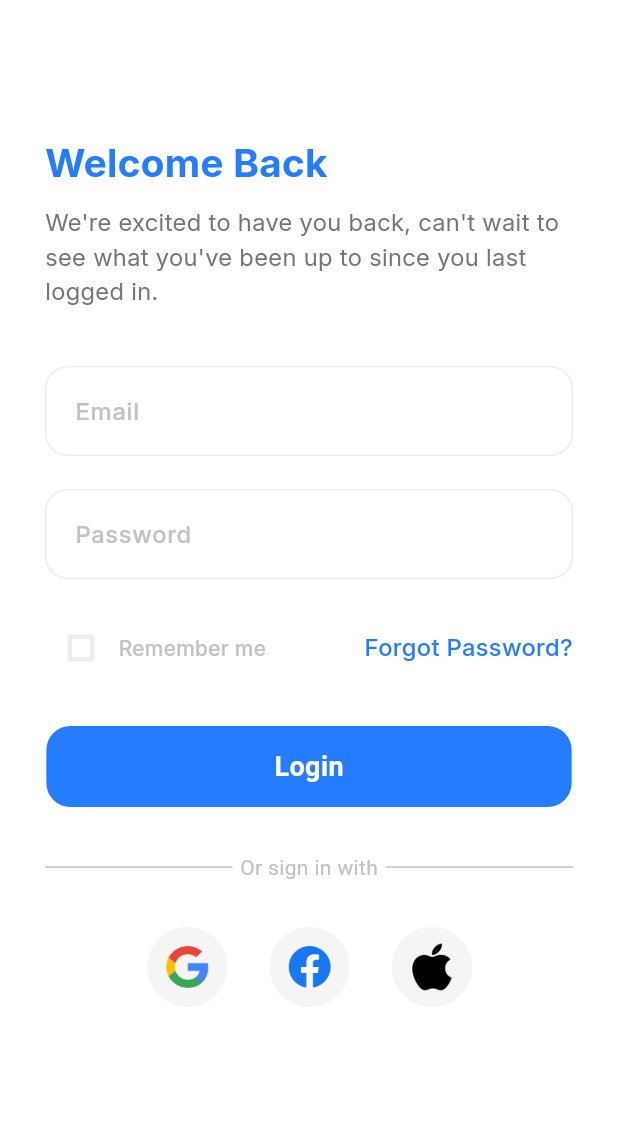
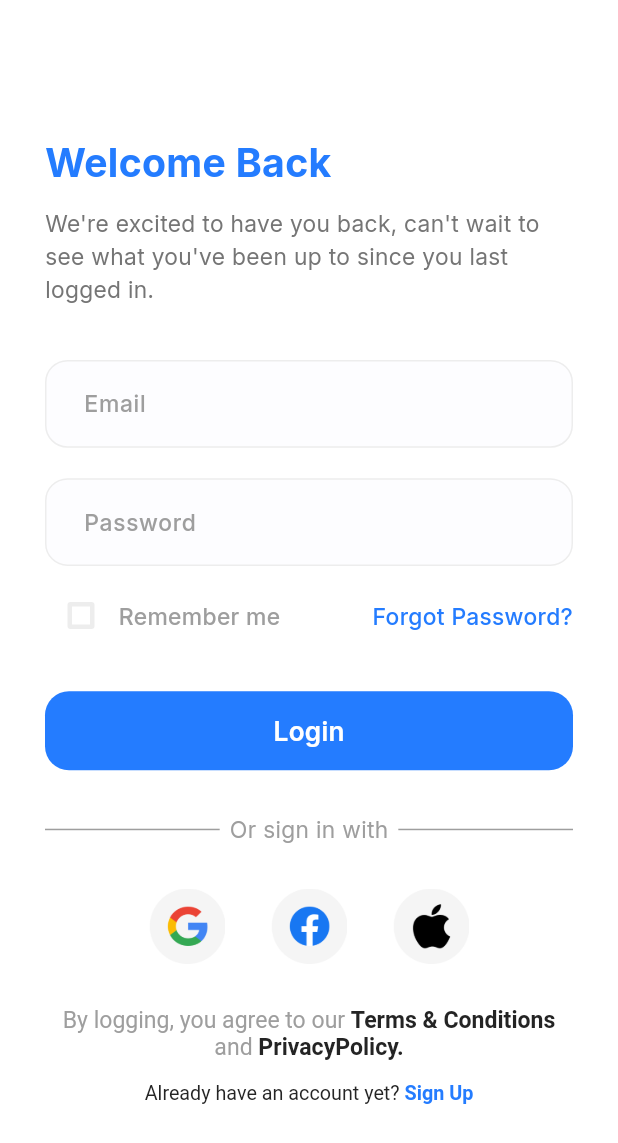
Before and after one commit to brahimrida/appointment, a Flutter app: the screen it shows after launch, on a phone screen of 412 x 824 dp. Shown: the top 1143 px of the screen. Run offline on Flutter 3.47's test engine with Material 3 defaults, Android fonts, the phone set to English and light mode, and no system bars; our stand-ins replace flutter_screenutil.

Commit message:
sign in page added - different styling implemented

```diff
--- a/lib/core/theming/colors.dart
+++ b/lib/core/theming/colors.dart
@@ -3,6 +3,8 @@ import 'dart:ui';
 class AppColors {
   static const Color primary = Color(0xFF247CFF);
   static const Color secondary = Color(0xFF757575);
-  static const Color textLightColor = Color(0xFFC2C2C2);
+  static const Color textLightColor = Color(0xFF9E9E9E);
   static const Color borderColor = Color(0xFFEDEDED);
+  static const Color textFieldBackgroundColor = Color(0xFFFDFDFF);
+  static const Color textDarkColor = Color(0xFF242424);
 }
--- /dev/null
+++ b/lib/core/theming/styles.dart
@@ -0,0 +1,32 @@
+import 'package:flutter/material.dart';
+import 'package:flutter_screenutil/flutter_screenutil.dart';
+
+import 'colors.dart';
+
+class TextStyles {
+  static final TextStyle blueHeading = TextStyle(
+    fontSize: 24.sp,
+    fontWeight: FontWeight.bold,
+    color: AppColors.primary,
+  );
+  static final TextStyle regular14 = TextStyle(
+    fontWeight: FontWeight.w400,
+    fontSize: 14.sp,
+    color: AppColors.secondary,
+  );
+  static final TextStyle regularLight14 = TextStyle(
+    fontWeight: FontWeight.w400,
+    fontSize: 14.sp,
+    color: AppColors.textLightColor,
+  );
+  static final TextStyle darkRegular12 = TextStyle(
+    fontWeight: FontWeight.w400,
+    fontSize: 12.sp,
+    color: AppColors.textDarkColor,
+  );
+  static final TextStyle darkBold14 = TextStyle(
+    fontWeight: FontWeight.bold,
+    fontSize: 14.sp,
+    color: AppColors.textDarkColor,
+  );
+}
--- a/lib/core/widgets/app_button.dart
+++ b/lib/core/widgets/app_button.dart
@@ -1,5 +1,6 @@
 import 'package:appointment/core/theming/colors.dart';
 import 'package:flutter/material.dart';
+import 'package:flutter_screenutil/flutter_screenutil.dart';
 
 class AppButton extends StatelessWidget {
   final String text;
@@ -8,20 +9,24 @@ class AppButton extends StatelessWidget {
 
   @override
   Widget build(BuildContext context) {
-    final width = MediaQuery.sizeOf(context).width;
     return InkWell(
       onTap: onClick,
       child: Container(
         alignment: Alignment.center,
-        width: width * 0.85,
-        height: 54,
+        width: 327.w,
+        height: 52.h,
         decoration: BoxDecoration(
           color: AppColors.primary,
           borderRadius: BorderRadius.circular(16),
         ),
         child: Text(
           text,
-          style: TextStyle(color: Colors.white, fontWeight: FontWeight.w600, fontSize: 18),
+          style: TextStyle(
+            color: Colors.white,
+            fontWeight: FontWeight.w600,
+            fontSize: 16.sp,
+            fontFamily: "Inter",
+          ),
         ),
       ),
     );
--- a/lib/core/widgets/auth_buttons.dart
+++ b/lib/core/widgets/auth_buttons.dart
@@ -1,13 +1,12 @@
 import 'package:flutter/material.dart';
+import 'package:flutter_screenutil/flutter_screenutil.dart';
 
 class AuthButtons extends StatelessWidget {
-  final double width;
   final VoidCallback onGoogleButtonClicked;
   final VoidCallback onFacebookButtonClicked;
   final VoidCallback onAppleButtonClicked;
   const AuthButtons({
     super.key,
-    required this.width,
     required this.onGoogleButtonClicked,
     required this.onFacebookButtonClicked,
     required this.onAppleButtonClicked,
@@ -17,19 +16,19 @@ class AuthButtons extends StatelessWidget {
   Widget build(BuildContext context) {
     return Row(
       mainAxisAlignment: MainAxisAlignment.center,
-      spacing: 28,
+      spacing: 28.w,
       children: [
         InkWell(
           onTap: onGoogleButtonClicked,
-          child: Image.asset("assets/images/auth/google.png", width: width * 0.13),
+          child: Image.asset("assets/images/auth/google.png", width: 46.w),
         ),
         InkWell(
           onTap: onFacebookButtonClicked,
-          child: Image.asset("assets/images/auth/facebook.png", width: width * 0.13),
+          child: Image.asset("assets/images/auth/facebook.png", width: 46.w),
         ),
         InkWell(
           onTap: onAppleButtonClicked,
-          child: Image.asset("assets/images/auth/apple.png", width: width * 0.13),
+          child: Image.asset("assets/images/auth/apple.png", width: 46.w),
         ),
       ],
     );
--- /dev/null
+++ b/lib/core/widgets/auth_separator.dart
@@ -0,0 +1,23 @@
+import 'package:flutter/material.dart';
+import 'package:flutter_screenutil/flutter_screenutil.dart';
+
+import '../theming/colors.dart';
+import '../theming/styles.dart';
+
+class AuthSeparator extends StatelessWidget {
+  const AuthSeparator({super.key});
+
+  @override
+  Widget build(BuildContext context) {
+    return Row(
+      children: [
+        Expanded(child: Container(height: 1.h, color: AppColors.textLightColor)),
+        Padding(
+          padding: EdgeInsets.symmetric(horizontal: 6.w),
+          child: Text("Or sign in with", style: TextStyles.regularLight14),
+        ),
+        Expanded(child: Container(height: 1, color: AppColors.textLightColor)),
+      ],
+    );
+  }
+}
--- a/lib/core/widgets/form_field.dart
+++ b/lib/core/widgets/form_field.dart
@@ -1,34 +1,46 @@
 import 'package:flutter/material.dart';
+import 'package:flutter_screenutil/flutter_screenutil.dart';
 
 import '../theming/colors.dart';
 
-enum FormFieldType { email, password, number, text }
-
 class FormTextField extends StatelessWidget {
-  // final TextEditingController controller;
+  final bool confidential;
   final String label;
   final IconData? icon;
-  final FormFieldType? type;
+  final TextInputType? type;
   final OutlineInputBorder _outlineInputBorder = OutlineInputBorder(
     borderSide: BorderSide(width: 1, color: AppColors.borderColor),
     borderRadius: BorderRadius.circular(15),
   );
-  FormTextField({super.key, required this.label, this.icon, this.type = FormFieldType.text});
+  FormTextField({
+    super.key,
+    required this.label,
+    this.icon,
+    this.type = TextInputType.text,
+    this.confidential = false,
+  });
 
   @override
   Widget build(BuildContext context) {
-    return TextField(
+    return SizedBox(
+      width: 327.w,
+      child: TextField(
+        obscureText: confidential,
+        keyboardType: type,
         decoration: InputDecoration(
+          filled: true,
+          fillColor: AppColors.textFieldBackgroundColor,
           focusColor: AppColors.textLightColor,
           focusedBorder: _outlineInputBorder,
           enabledBorder: _outlineInputBorder,
-        contentPadding: EdgeInsets.only(left: 16, top: 18, bottom: 18),
+          contentPadding: EdgeInsets.symmetric(horizontal: 20.w, vertical: 17.h),
           hintText: label,
           hintStyle: TextStyle(
             color: AppColors.textLightColor,
-          fontSize: 16,
+            fontSize: 14.sp,
             fontWeight: FontWeight.w500,
             fontFamily: "inter",
+          ),
         ),
       ),
     );
--- /dev/null
+++ b/lib/core/widgets/sign_up_and_register_bottom_section.dart
@@ -0,0 +1,97 @@
+import 'package:flutter/gestures.dart';
+import 'package:flutter/material.dart';
+import 'package:flutter_screenutil/flutter_screenutil.dart';
+
+import '../theming/colors.dart';
+import '../theming/styles.dart';
+
+class SignInAndUpBottomSection extends StatefulWidget {
+  const SignInAndUpBottomSection({super.key});
+
+  @override
+  State<SignInAndUpBottomSection> createState() => _SignInAndUpBottomSectionState();
+}
+
+class _SignInAndUpBottomSectionState extends State<SignInAndUpBottomSection> {
+  final TapGestureRecognizer _termsTap = TapGestureRecognizer();
+  final TapGestureRecognizer _privacyTap = TapGestureRecognizer();
+  final TapGestureRecognizer _signUpTap = TapGestureRecognizer();
+
+  void _goToTermsAndConditions() {
+    print("terms and conditions");
+    // push to stack
+  }
+
+  void _goToSignUpPage() {
+    print("terms and conditions");
+    // push to stack
+  }
+
+  void _goToPrivacyPolicy() {
+    print("privacy policy");
+    // push to stack
+  }
+
+  @override
+  void initState() {
+    // register a tap gesture recognizer
+    _privacyTap.onTap = () => _goToPrivacyPolicy();
+    _termsTap.onTap = () => _goToTermsAndConditions();
+    _signUpTap.onTap = () => _goToSignUpPage();
+    super.initState();
+  }
+
+  @override
+  void dispose() {
+    _termsTap.dispose();
+    _privacyTap.dispose();
+    _signUpTap.dispose();
+    super.dispose();
+  }
+
+  @override
+  Widget build(BuildContext context) {
+    return Column(
+      spacing: 14.h,
+      children: [
+        RichText(
+          textAlign: TextAlign.center,
+          text: TextSpan(
+            text: 'By logging, you agree to our ',
+            style: TextStyles.regularLight14,
+            children: <TextSpan>[
+              TextSpan(
+                text: 'Terms & Conditions ',
+                recognizer: _termsTap,
+                style: TextStyles.darkBold14,
+              ),
+              TextSpan(text: 'and ', style: TextStyles.regularLight14),
+              TextSpan(
+                text: 'PrivacyPolicy.',
+                recognizer: _privacyTap,
+                style: TextStyles.darkBold14,
+              ),
+            ],
+          ),
+        ),
+
+        RichText(
+          text: TextSpan(
+            text: 'Already have an account yet? ',
+            style: TextStyles.darkRegular12,
+            children: <TextSpan>[
+              TextSpan(
+                text: 'Sign Up',
+                recognizer: _signUpTap,
+                style: TextStyles.darkRegular12.copyWith(
+                  color: AppColors.primary,
+                  fontWeight: FontWeight.bold,
+                ),
+              ),
+            ],
+          ),
+        ),
+      ],
+    );
+  }
+}
--- a/lib/features/sign_in/ui/sign_in.dart
+++ b/lib/features/sign_in/ui/sign_in.dart
@@ -1,9 +1,13 @@
+import 'package:appointment/core/widgets/auth_separator.dart';
 import 'package:flutter/material.dart';
+import 'package:flutter_screenutil/flutter_screenutil.dart';
 
 import '../../../core/theming/colors.dart';
+import '../../../core/theming/styles.dart';
 import '../../../core/widgets/app_button.dart';
 import '../../../core/widgets/auth_buttons.dart';
 import '../../../core/widgets/form_field.dart';
+import '../../../core/widgets/sign_up_and_register_bottom_section.dart';
 
 class SignInPage extends StatefulWidget {
   const SignInPage({super.key});
@@ -14,10 +18,9 @@ class SignInPage extends StatefulWidget {
 
 class _SignInPageState extends State<SignInPage> {
   bool _rememberMe = false;
+
   @override
   Widget build(BuildContext context) {
-    final width = MediaQuery.sizeOf(context).width;
-
     return Scaffold(
       backgroundColor: Colors.white,
       body: SafeArea(
@@ -25,37 +28,24 @@ class _SignInPageState extends State<SignInPage> {
           padding: const EdgeInsets.symmetric(horizontal: 30),
           child: SingleChildScrollView(
             child: Column(
-              spacing: 10,
+              spacing: 9.h,
               children: [
-                Vertical(80),
-                Row(
-                  children: [
-                    Text(
-                      "Welcome Back",
-                      style: TextStyle(
-                        fontSize: 26,
-                        fontWeight: FontWeight.bold,
-                        color: AppColors.primary,
-                        fontFamily: "Inter",
-                      ),
-                    ),
-                  ],
-                ),
+                Vertical(80.h),
+                Row(children: [Text("Welcome Back", style: TextStyles.blueHeading)]),
                 Text(
                   "We're excited to have you back, can't wait to see what you've been up to since you last logged in.",
-                  style: TextStyle(color: AppColors.secondary, fontSize: 16, fontFamily: "Inter"),
+                  style: TextStyles.regular14,
                 ),
-                Vertical(18),
-                FormTextField(label: "Email", type: FormFieldType.email),
-                Vertical(2),
-                FormTextField(label: "Password", type: FormFieldType.password),
-                Vertical(2),
+                Vertical(18.h),
+                FormTextField(label: "Email", type: TextInputType.emailAddress),
+                Vertical(2.h),
+                FormTextField(label: "Password", type: TextInputType.text, confidential: true),
                 Row(
                   mainAxisAlignment: MainAxisAlignment.spaceBetween,
                   children: [
                     Row(
                       mainAxisSize: MainAxisSize.min,
-                      spacing: 1,
+                      spacing: 1.w,
                       children: [
                         Checkbox(
                           activeColor: AppColors.primary,
@@ -69,9 +59,8 @@ class _SignInPageState extends State<SignInPage> {
                           "Remember me",
                           style: TextStyle(
                             color: AppColors.textLightColor,
-                            fontSize: 14,
+                            fontSize: 14.sp,
                             fontWeight: FontWeight.w500,
-                            fontFamily: "inter",
                           ),
                         ),
                       ],
@@ -80,37 +69,24 @@ class _SignInPageState extends State<SignInPage> {
                       "Forgot Password?",
                       style: TextStyle(
                         color: AppColors.primary,
-                        fontSize: 16,
+                        fontSize: 14.sp,
                         fontWeight: FontWeight.w500,
-                        fontFamily: "inter",
                       ),
                     ),
                   ],
                 ),
-                Vertical(8),
+                Vertical(8.h),
                 AppButton(text: "Login", onClick: () {}),
-                Vertical(10),
-                Row(
-                  children: [
-                    Expanded(child: Container(height: 1, color: AppColors.textLightColor)),
-                    Padding(
-                      padding: const EdgeInsets.symmetric(horizontal: 5),
-                      child: Text(
-                        "Or sign in with",
-                        style: TextStyle(color: AppColors.textLightColor),
-                      ),
-                    ),
-                    Expanded(child: Container(height: 1, color: AppColors.textLightColor)),
-                  ],
-                ),
-                Vertical(10),
+                Vertical(10.h),
+                AuthSeparator(),
+                Vertical(10.h),
                 AuthButtons(
-                  width: width,
                   onGoogleButtonClicked: () {},
                   onFacebookButtonClicked: () {},
                   onAppleButtonClicked: () {},
                 ),
-                Vertical(10),
+                Vertical(10.h),
+                SignInAndUpBottomSection(),
               ],
             ),
           ),
--- a/lib/main.dart
+++ b/lib/main.dart
@@ -1,5 +1,6 @@
 import 'package:appointment/features/sign_in/ui/sign_in.dart';
 import 'package:flutter/material.dart';
+import 'package:flutter_screenutil/flutter_screenutil.dart';
 
 void main() {
   runApp(const MainApp());
@@ -10,6 +11,13 @@ class MainApp extends StatelessWidget {
 
   @override
   Widget build(BuildContext context) {
-    return MaterialApp(debugShowCheckedModeBanner: false, home: Scaffold(body: SignInPage()));
+    return ScreenUtilInit(
+      designSize: const Size(375, 812),
+      child: MaterialApp(
+        theme: ThemeData(scaffoldBackgroundColor: Colors.white, fontFamily: "Inter"),
+        debugShowCheckedModeBanner: false,
+        home: Scaffold(body: SignInPage()),
+      ),
+    );
   }
 }
--- a/pubspec.yaml
+++ b/pubspec.yaml
@@ -9,6 +9,7 @@ environment:
 dependencies:
   flutter:
     sdk: flutter
+  flutter_screenutil: ^5.9.3
 
 dev_dependencies:
   flutter_test:
```
Also changed, not shown: lib/features/onboarding/on_boarding.dart (+9 -62 lines), lib/features/onboarding/widgets/bottom_section.dart (added, +59 -0 lines), pubspec.lock, 1 other file. Lines whose indentation alone changed are shown as unchanged.
